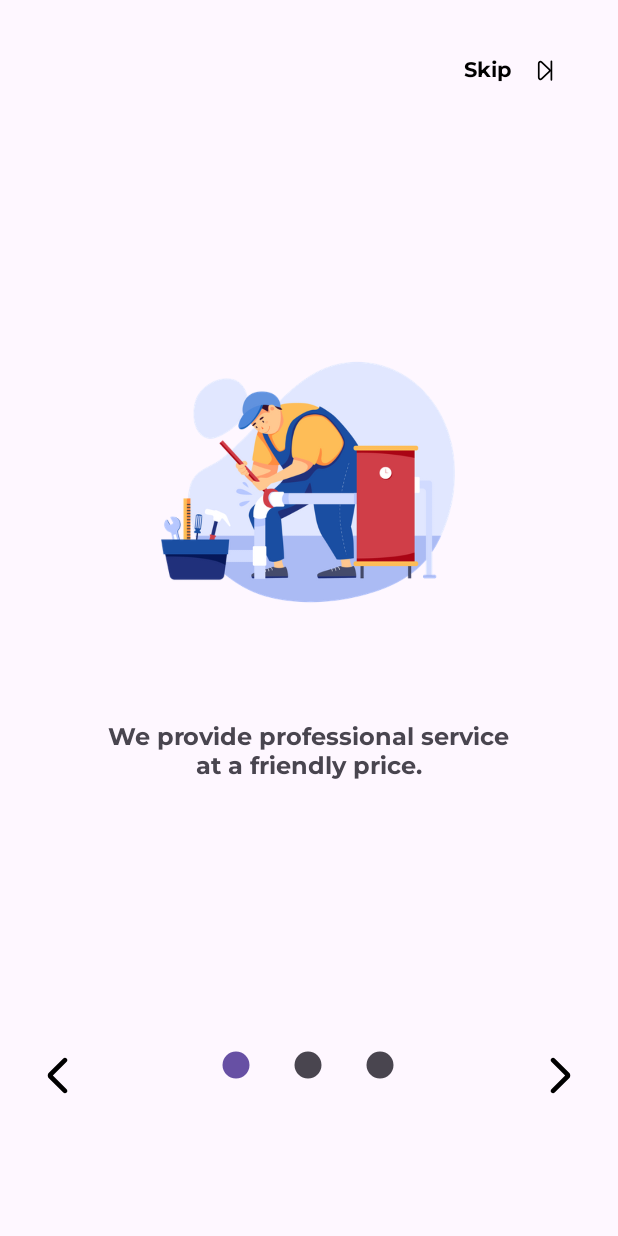
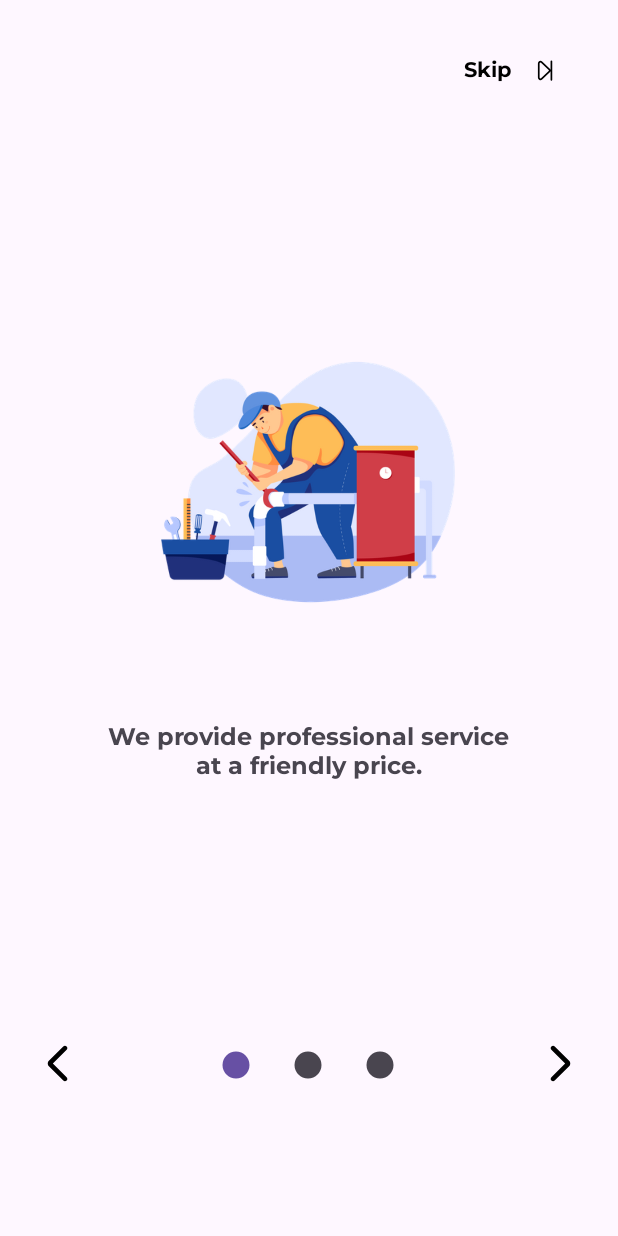
Before and after one commit to Gian003/handypro_app, an Android app: the screen it shows after launch (Main_Activity), on a phone screen of 412 x 824 dp. Run offline under Robolectric (Android 15) with nearby library versions, the phone set to English and light mode, and no system bars.

Commit message:
changed the position

```diff
--- a/app/src/main/res/layout/onboarding_activity.xml
+++ b/app/src/main/res/layout/onboarding_activity.xml
@@ -56,7 +56,7 @@
         android:id="@+id/imageView2"
         android:layout_width="30dp"
         android:layout_height="30dp"
-        android:layout_marginTop="16dp"
+        android:layout_marginTop="8dp"
         android:layout_marginEnd="8dp"
         android:contentDescription="@string/Arrow_onBoarding"
         app:layout_constraintEnd_toEndOf="parent"
@@ -68,9 +68,9 @@
         android:layout_width="30dp"
         android:layout_height="30dp"
         android:layout_marginStart="8dp"
-        android:layout_marginTop="16dp"
+        android:layout_marginTop="8dp"
+        android:contentDescription="@string/Arrow_onBoarding"
         android:rotationY="180"
-        android:contentDescription="@string/Arrow_onBoarding"
         app:layout_constraintStart_toStartOf="parent"
         app:layout_constraintTop_toBottomOf="@+id/viewPager"
         app:srcCompat="@drawable/arrow_next" />
```
